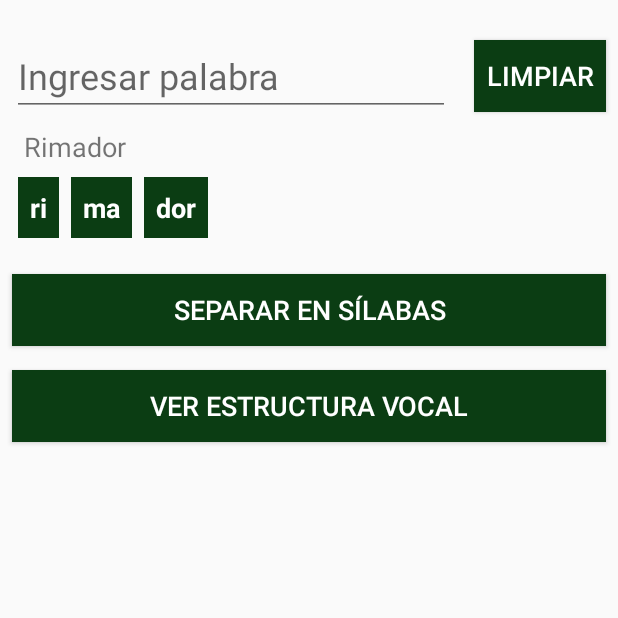
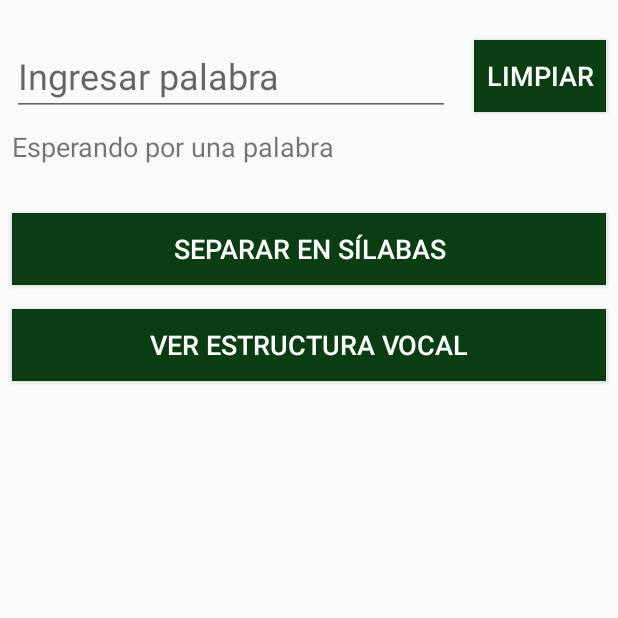
Before and after one commit to lutialberto/Rimador, an Android app: the screen it shows after launch (SeparateWordActivity), after a tap on "LIMPIAR", on a phone screen of 412 x 824 dp, the top half of it. Run offline under Robolectric (Android 15) with nearby library versions, the phone set to English and light mode, and no system bars.

```diff
--- a/app/src/main/java/com/example/betom/rimador/controllers/SeparateWordActivity.kt
+++ b/app/src/main/java/com/example/betom/rimador/controllers/SeparateWordActivity.kt
@@ -9,7 +9,7 @@ import android.widget.Toast
 import com.example.betom.rimador.R
 import com.example.betom.rimador.adapters.SyllableRecyclerAdapter
 import com.example.betom.rimador.models.Word
-import com.example.betom.rimador.utilities.NO_ACTION_REQUESTED
+import com.example.betom.rimador.utilities.WAITING_FOR_INPUT
 import kotlinx.android.synthetic.main.activity_separate_word.*
 
 class SeparateWordActivity : AppCompatActivity() {
@@ -58,7 +58,10 @@ class SeparateWordActivity : AppCompatActivity() {
 
     fun clearClicked(view: View){
         enterWordText.text.clear()
-        actionLabel.text=NO_ACTION_REQUESTED
+        actionLabel.text=WAITING_FOR_INPUT
+        enteredWordLabel.text=getString(R.string.empty_string)
+        adapter= SyllableRecyclerAdapter(this,ArrayList<String>())
+        syllablesListView.adapter=adapter
     }
 
     fun separateSyllablesClicked(view: View){
--- a/app/src/main/java/com/example/betom/rimador/utilities/Constants.kt
+++ b/app/src/main/java/com/example/betom/rimador/utilities/Constants.kt
@@ -18,4 +18,4 @@ const val WORD_WITHOUT_ACCENT_MARK = -1
 const val TONIC_SYLLABLE_DEFAULT_VALUE = -2
 
 /**/
-const val NO_ACTION_REQUESTED = ""
+const val WAITING_FOR_INPUT = "Esperando por una palabra"
--- a/app/src/main/res/values/strings.xml
+++ b/app/src/main/res/values/strings.xml
@@ -91,4 +91,5 @@
     <string name="separada_en_silabas">Separada en silabas:</string>
     <string name="estructura_vocal">Estructura vocal:</string>
     <string name="limpiar">Limpiar</string>
+    <string name="empty_string" />
 </resources>
```
